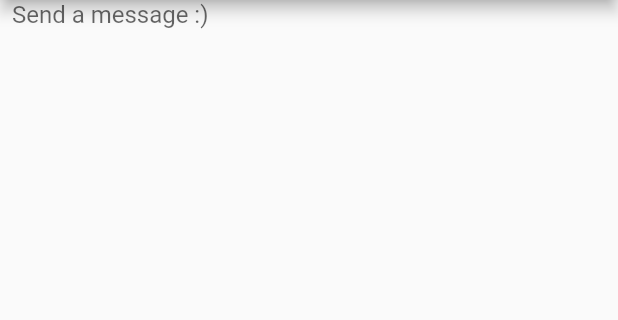
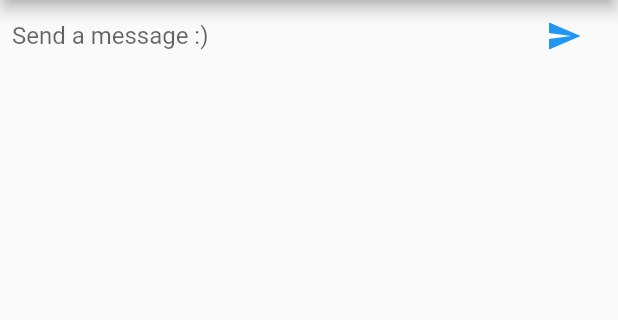
Before and after one commit to agileup/flutter-codelabs, a Flutter app: the screen it shows after launch, on a phone screen of 412 x 824 dp, the part 84-404 px from its top. Run offline on Flutter 3.47's test engine with Material 2 defaults, Android fonts, the phone set to English and light mode, and no system bars.

Commit message:
feat(): add a responsive send button

```diff
--- a/lib/main.dart
+++ b/lib/main.dart
@@ -22,13 +22,29 @@ class ChatScreen extends StatefulWidget {
 class ChatScreenState extends State<ChatScreen> {
   final TextEditingController _textController = new TextEditingController();
   Widget _buildTextComposer() {
-    return new Container(
+    return new IconTheme(
+      data: new IconThemeData(color: Theme.of(context).accentColor),
+      child: new Container(
         margin: const EdgeInsets.symmetric(horizontal: 8.0),
+        child: new Row(
+          children: <Widget>[
+            new Flexible(
               child: new TextField(
                 controller: _textController,
                 onSubmitted: _handleSubmitted,
                 decoration: new InputDecoration.collapsed(
                   hintText: "Send a message :)",
+                ),
+              )
+            ),
+            new Container(
+              margin: new EdgeInsets.symmetric(horizontal: 4.0),
+              child: new IconButton(
+                icon: new Icon(Icons.send),
+                onPressed: () => _handleSubmitted(_textController.text),
+              ),
+            ),
+          ],
         ),
       )
     );
```
Lines whose indentation alone changed are shown as unchanged.
